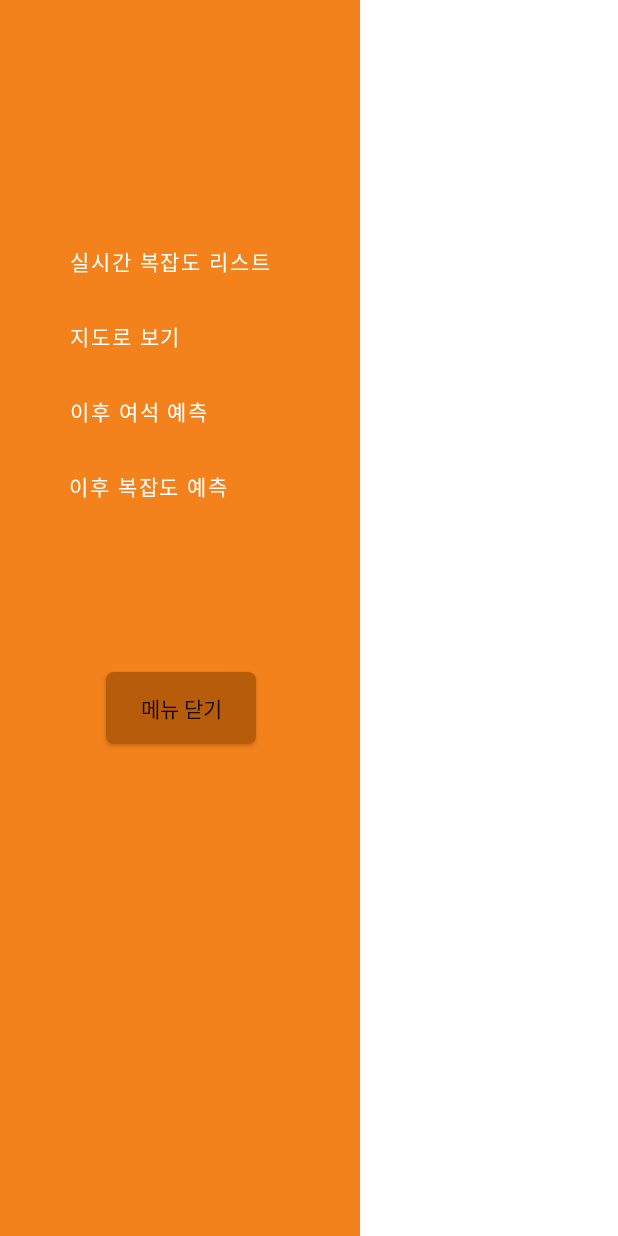
After one commit to 210-reverof/TableAble, an Android app: the layout activity_drawer.xml on its own in the app's theme, with its tools: preview values and no code run, on a phone screen of 412 x 824 dp. The commit adds this screen. Run offline under Robolectric (Android 15) with nearby library versions, the phone set to English and light mode, and no system bars.

Commit message:
before drawer navigation

```diff
--- a/TableAble/app/src/main/AndroidManifest.xml
+++ b/TableAble/app/src/main/AndroidManifest.xml
@@ -1,6 +1,8 @@
 <?xml version="1.0" encoding="utf-8"?>
 <manifest xmlns:android="http://schemas.android.com/apk/res/android"
     package="com.swe.tableable">
+
+    <uses-permission android:name="android.permission.INTERNET" />
 
     <application
         android:allowBackup="true"
@@ -8,6 +10,7 @@
         android:label="@string/app_name"
         android:roundIcon="@mipmap/ic_launcher_round"
         android:supportsRtl="true"
+        android:usesCleartextTraffic="true"
         android:theme="@style/Theme.TableAble">
         <activity android:name=".MainActivity">
             <intent-filter>
--- a/TableAble/app/src/main/java/com/swe/tableable/prseat/PrSeatActivity.java
+++ b/TableAble/app/src/main/java/com/swe/tableable/prseat/PrSeatActivity.java
@@ -20,6 +20,10 @@ public class PrSeatActivity  extends AppCompatActivity {
     protected void onCreate(Bundle savedInstanceState) {
         super.onCreate(savedInstanceState);
         setContentView(R.layout.activity_prdt);
+
+        //Http 통신하기
+
+
         init();
     }
 
--- /dev/null
+++ b/TableAble/app/src/main/res/drawable/drawer_btn_background.xml
@@ -0,0 +1,16 @@
+<?xml version="1.0" encoding="utf-8"?>
+<shape xmlns:android="http://schemas.android.com/apk/res/android" android:shape="rectangle" >
+    <corners
+        android:radius="10dp"
+        />
+    <solid
+        android:color="#00B65C0A"
+        />
+    <size
+        android:width="100dp"
+        android:height="60dp"
+        />
+    <stroke
+        android:width="0dp"
+        />
+</shape>
--- /dev/null
+++ b/TableAble/app/src/main/res/drawable/drawer_close_btn_background.xml
@@ -0,0 +1,22 @@
+<?xml version="1.0" encoding="utf-8"?>
+<shape xmlns:android="http://schemas.android.com/apk/res/android" android:shape="rectangle" >
+    <corners
+        android:radius="5dp"
+        />
+    <solid
+        android:color="#FFB65C0A"
+        />
+    <padding
+        android:left="0dp"
+        android:top="0dp"
+        android:right="0dp"
+        android:bottom="0dp"
+        />
+    <size
+        android:width="100dp"
+        android:height="20dp"
+        />
+    <stroke
+        android:width="0dp"
+        />
+</shape>
--- /dev/null
+++ b/TableAble/app/src/main/res/layout/activity_drawer.xml
@@ -0,0 +1,68 @@
+<?xml version="1.0" encoding="utf-8"?>
+<androidx.constraintlayout.widget.ConstraintLayout xmlns:android="http://schemas.android.com/apk/res/android"
+    xmlns:app="http://schemas.android.com/apk/res-auto"
+    xmlns:tools="http://schemas.android.com/tools"
+    android:id="@+id/drawer"
+    android:layout_width="240dp"
+    android:layout_height="match_parent"
+    android:layout_gravity="start"
+    android:background="#F3821C"
+    android:orientation="vertical">
+
+
+    <androidx.appcompat.widget.AppCompatButton
+        android:id="@+id/btn_close"
+        android:layout_width="wrap_content"
+        android:layout_height="wrap_content"
+        android:layout_marginTop="100dp"
+        android:background="@drawable/drawer_close_btn_background"
+        android:text="메뉴 닫기"
+        app:layout_constraintEnd_toEndOf="parent"
+        app:layout_constraintHorizontal_bias="0.503"
+        app:layout_constraintStart_toStartOf="parent"
+        app:layout_constraintTop_toBottomOf="@+id/fourth_btn" />
+
+    <Button
+        android:id="@+id/first_btn"
+        android:layout_width="wrap_content"
+        android:layout_height="48dp"
+        android:layout_marginStart="30dp"
+        android:layout_marginTop="150dp"
+        android:background="@drawable/drawer_btn_background"
+        android:text="실시간 복잡도 리스트"
+        app:layout_constraintStart_toStartOf="parent"
+        app:layout_constraintTop_toTopOf="parent" />
+
+    <Button
+        android:id="@+id/second_btn"
+        android:layout_width="wrap_content"
+        android:layout_height="48dp"
+        android:layout_marginStart="30dp"
+        android:layout_marginTop="200dp"
+        android:background="@drawable/drawer_btn_background"
+        android:text="지도로 보기"
+        app:layout_constraintStart_toStartOf="parent"
+        app:layout_constraintTop_toTopOf="parent" />
+
+    <Button
+        android:id="@+id/third_btn"
+        android:layout_width="wrap_content"
+        android:layout_height="48dp"
+        android:layout_marginStart="30dp"
+        android:layout_marginTop="250dp"
+        android:background="@drawable/drawer_btn_background"
+        android:text="이후 여석 예측"
+        app:layout_constraintStart_toStartOf="parent"
+        app:layout_constraintTop_toTopOf="parent" />
+
+    <Button
+        android:id="@+id/fourth_btn"
+        android:layout_width="wrap_content"
+        android:layout_height="48dp"
+        android:layout_marginStart="30dp"
+        android:layout_marginTop="300dp"
+        android:background="@drawable/drawer_btn_background"
+        android:text="이후 복잡도 예측"
+        app:layout_constraintStart_toStartOf="parent"
+        app:layout_constraintTop_toTopOf="parent" />
+</androidx.constraintlayout.widget.ConstraintLayout>
```
Also changed, not shown: TableAble/app/src/main/java/com/swe/tableable/MainActivity.java (+102 -1 lines), TableAble/app/src/main/res/layout/activity_main.xml (+15 -5 lines).
